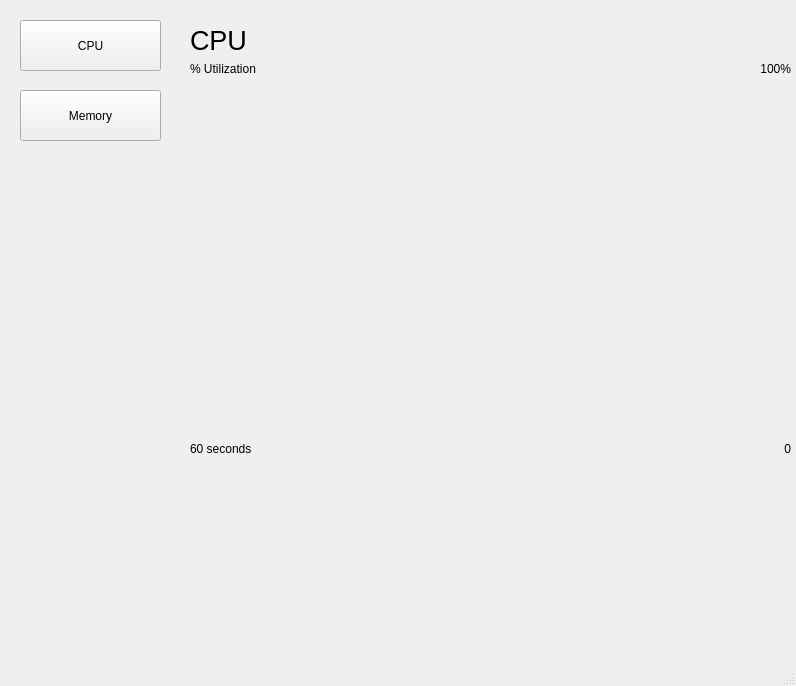
Above: mainwindow.ui from Anrighe/SystemMonitor before the change. Below: the same form after it.
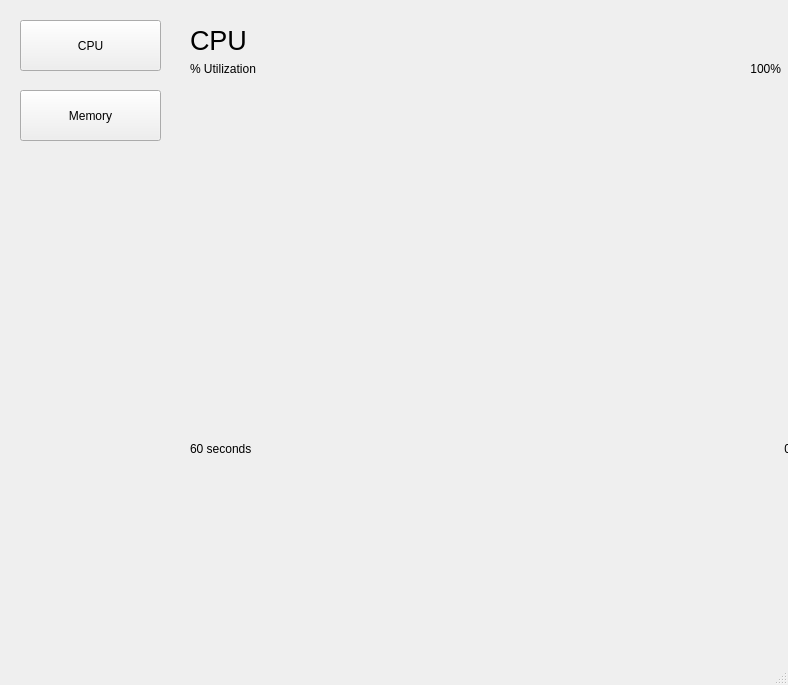
That is the form after the change. Custom widgets are drawn as their Qt base class.

The edit to the form file:
```diff
--- a/mainwindow.ui
+++ b/mainwindow.ui
@@ -6,8 +6,8 @@
    <rect>
     <x>0</x>
     <y>0</y>
-    <width>796</width>
-    <height>686</height>
+    <width>788</width>
+    <height>685</height>
    </rect>
   </property>
   <property name="windowTitle">
@@ -109,7 +109,7 @@
        <rect>
         <x>10</x>
         <y>20</y>
-        <width>601</width>
+        <width>591</width>
         <height>41</height>
        </rect>
       </property>
@@ -197,7 +197,7 @@
        <rect>
         <x>10</x>
         <y>60</y>
-        <width>601</width>
+        <width>591</width>
         <height>18</height>
        </rect>
       </property>
```
Left out of the diff: 2 changed lines with no effect on the pictures.
